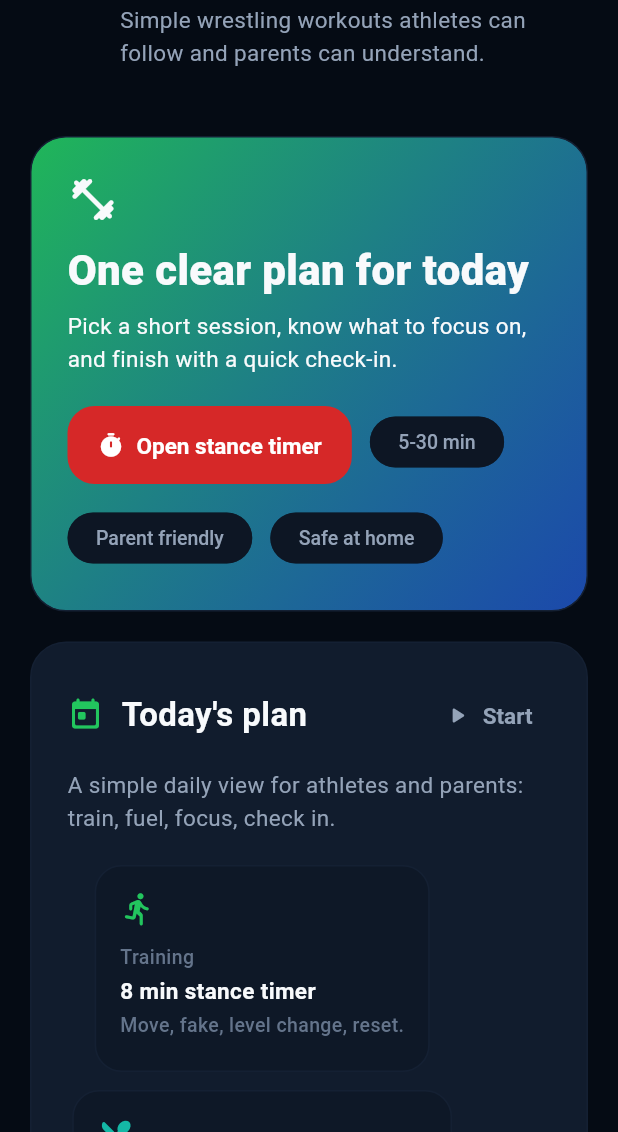
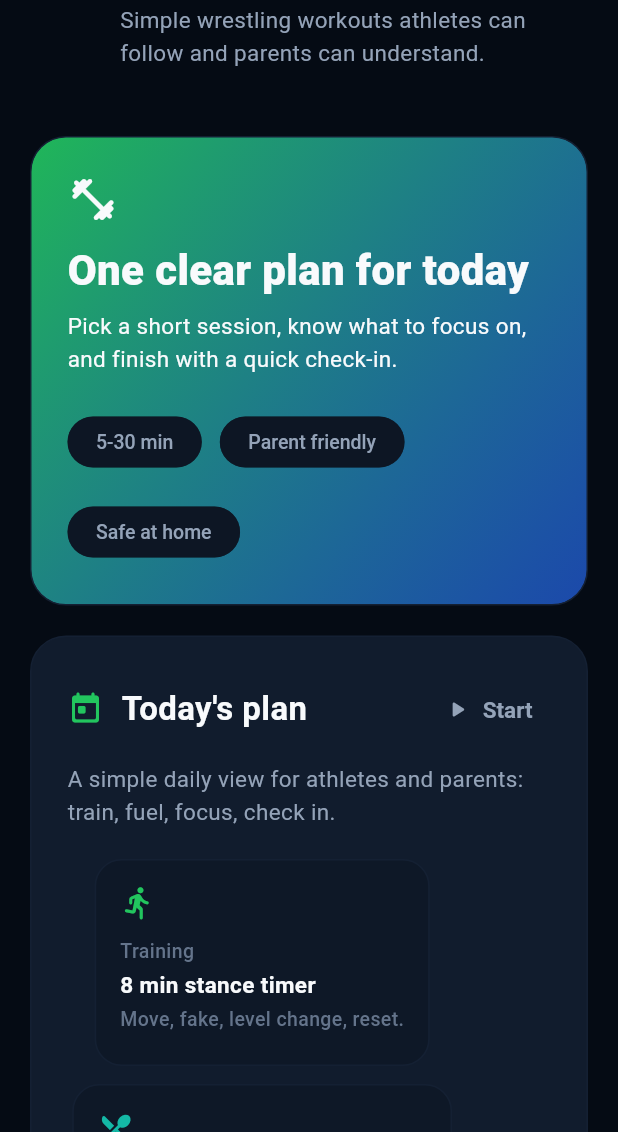
Before and after one commit to PinIQApp/PinIQ, a Flutter app: the WorkoutCenterScreen screen opened directly, on a phone screen of 412 x 824 dp, the part 104-1236 px from its top. Run offline on Flutter 3.47's test engine with Material 3 defaults, Android fonts, the phone set to English and light mode, and no system bars; our stand-ins replace image_picker, shared_preferences; missing offline and left inert: dart:html; accounts and stored records are empty.

Commit message:
Clean up workout timer entry points

```diff
--- a/frontend/lib/screens/dashboard/workout_center_screen.dart
+++ b/frontend/lib/screens/dashboard/workout_center_screen.dart
@@ -41,7 +41,7 @@ class _WorkoutCenterScreenState extends State<WorkoutCenterScreen> {
                   'Simple wrestling workouts athletes can follow and parents can understand.',
             ),
             const SizedBox(height: AppSpacing.lg),
-            _WorkoutHero(onOpenTimer: _openStanceTimer),
+            const _WorkoutHero(),
             const SizedBox(height: AppSpacing.lg),
             _TodayPlanPanel(onOpenTimer: _openStanceTimer),
             const SizedBox(height: AppSpacing.lg),
@@ -140,9 +140,7 @@ class _WorkoutCenterScreenState extends State<WorkoutCenterScreen> {
 }
 
 class _WorkoutHero extends StatelessWidget {
-  const _WorkoutHero({required this.onOpenTimer});
-
-  final VoidCallback onOpenTimer;
+  const _WorkoutHero();
 
   @override
   Widget build(BuildContext context) {
@@ -176,11 +174,6 @@ class _WorkoutHero extends StatelessWidget {
             spacing: AppSpacing.sm,
             runSpacing: AppSpacing.sm,
             children: [
-              ElevatedButton.icon(
-                onPressed: onOpenTimer,
-                icon: const Icon(Icons.timer_rounded),
-                label: const Text('Open stance timer'),
-              ),
               const _HeroPill(label: '5-30 min'),
               const _HeroPill(label: 'Parent friendly'),
               const _HeroPill(label: 'Safe at home'),
@@ -1728,7 +1721,7 @@ class _WorkoutBlock {
 
 const _workouts = [
   _WorkoutPlan(
-    title: 'Stance + motion timer',
+    title: 'Stance + motion',
     category: 'stance',
     description:
         'Short reaction round for footwork, level change, and defense.',
```
